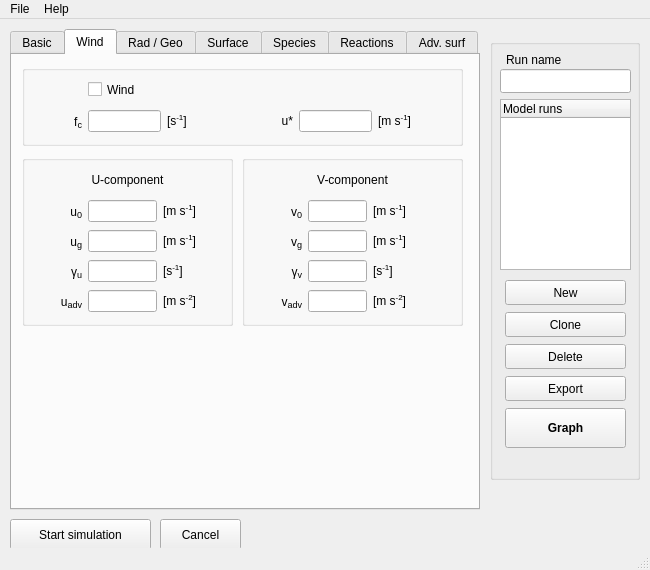
First picture: the form in mainwindow.ui, repository classmodel/modelgui, before the edit.
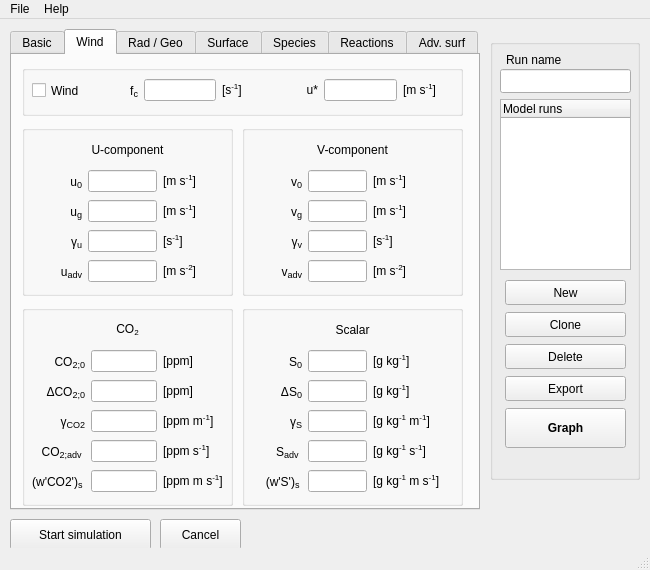
Second picture: the form after the edit. The open tabs and pages were chosen to show the change.

Commit message: added CO2/scalar to interface, coupled to input/output/saving/loading

What changed in the file:
```diff
--- a/mainwindow.ui
+++ b/mainwindow.ui
@@ -987,7 +987,7 @@
       <property name="geometry">
        <rect>
         <x>10</x>
-        <y>100</y>
+        <y>70</y>
         <width>211</width>
         <height>171</height>
        </rect>
@@ -1181,7 +1181,7 @@
       <property name="geometry">
        <rect>
         <x>230</x>
-        <y>100</y>
+        <y>70</y>
         <width>221</width>
         <height>171</height>
        </rect>
@@ -1377,7 +1377,7 @@
         <x>10</x>
         <y>10</y>
         <width>441</width>
-        <height>81</height>
+        <height>51</height>
        </rect>
       </property>
       <property name="title">
@@ -1389,14 +1389,30 @@
          <x>10</x>
          <y>10</y>
          <width>421</width>
-         <height>61</height>
+         <height>31</height>
         </rect>
        </property>
-       <layout class="QGridLayout" name="wind_general_grid" columnminimumwidth="50,0,60,60,0,75">
+       <layout class="QGridLayout" name="wind_general_grid" columnminimumwidth="70,30,60,60,30,60,50">
         <property name="sizeConstraint">
          <enum>QLayout::SetMinimumSize</enum>
         </property>
-        <item row="1" column="0">
+        <item row="0" column="0">
+         <widget class="QCheckBox" name="sw_wind">
+          <property name="minimumSize">
+           <size>
+            <width>0</width>
+            <height>25</height>
+           </size>
+          </property>
+          <property name="toolTip">
+           <string>prognostic wind switch</string>
+          </property>
+          <property name="text">
+           <string>Wind</string>
+          </property>
+         </widget>
+        </item>
+        <item row="0" column="1">
          <widget class="QLabel" name="label_wind_fc">
           <property name="toolTip">
            <string/>
@@ -1409,7 +1425,7 @@
           </property>
          </widget>
         </item>
-        <item row="1" column="1">
+        <item row="0" column="2">
          <widget class="QLineEdit" name="input_wind_fc">
           <property name="toolTip">
            <string>coriolis parameter</string>
@@ -1419,7 +1435,7 @@
           </property>
          </widget>
         </item>
-        <item row="1" column="2">
+        <item row="0" column="3">
          <widget class="QLabel" name="unitlabel_wind_fc">
           <property name="toolTip">
            <string/>
@@ -1432,23 +1448,7 @@
           </property>
          </widget>
         </item>
-        <item row="0" column="1" colspan="2">
-         <widget class="QCheckBox" name="sw_wind">
-          <property name="minimumSize">
-           <size>
-            <width>0</width>
-            <height>25</height>
-           </size>
-          </property>
-          <property name="toolTip">
-           <string>prognostic wind switch</string>
-          </property>
-          <property name="text">
-           <string>Wind</string>
-          </property>
-         </widget>
-        </item>
-        <item row="1" column="3">
+        <item row="0" column="4">
          <widget class="QLabel" name="label_wind_ustar">
           <property name="toolTip">
            <string/>
@@ -1461,7 +1461,7 @@
           </property>
          </widget>
         </item>
-        <item row="1" column="4">
+        <item row="0" column="5">
          <widget class="QLineEdit" name="input_wind_ustar">
           <property name="toolTip">
            <string>surface friction velocity</string>
@@ -1471,7 +1471,7 @@
           </property>
          </widget>
         </item>
-        <item row="1" column="5">
+        <item row="0" column="6">
          <widget class="QLabel" name="unitlabel_wind_ustar">
           <property name="toolTip">
            <string/>
@@ -1487,6 +1487,492 @@
        </layout>
       </widget>
      </widget>
+     <widget class="QGroupBox" name="scalar_group">
+      <property name="geometry">
+       <rect>
+        <x>230</x>
+        <y>250</y>
+        <width>221</width>
+        <height>201</height>
+       </rect>
+      </property>
+      <property name="title">
+       <string/>
+      </property>
+      <widget class="QWidget" name="gridLayoutWidget_16">
+       <property name="geometry">
+        <rect>
+         <x>10</x>
+         <y>10</y>
+         <width>201</width>
+         <height>185</height>
+        </rect>
+       </property>
+       <layout class="QGridLayout" name="scalar_grid" columnminimumwidth="50,0,80">
+        <item row="1" column="0">
+         <widget class="QLabel" name="label_sca_sca">
+          <property name="toolTip">
+           <string/>
+          </property>
+          <property name="text">
+           <string>&lt;html&gt;S&lt;span style=&quot; font-size:14px; vertical-align:sub;&quot;&gt;0&lt;/span&gt;&lt;/html&gt;</string>
+          </property>
+          <property name="alignment">
+           <set>Qt::AlignRight|Qt::AlignTrailing|Qt::AlignVCenter</set>
+          </property>
+         </widget>
+        </item>
+        <item row="2" column="0">
+         <widget class="QLabel" name="label_sca_dsca">
+          <property name="toolTip">
+           <string/>
+          </property>
+          <property name="text">
+           <string>&lt;html&gt;ΔS&lt;span style=&quot; font-size:14px; vertical-align:sub;&quot;&gt;0&lt;/span&gt;&lt;/html&gt;</string>
+          </property>
+          <property name="alignment">
+           <set>Qt::AlignRight|Qt::AlignTrailing|Qt::AlignVCenter</set>
+          </property>
+         </widget>
+        </item>
+        <item row="3" column="0">
+         <widget class="QLabel" name="label_sca_gammasca">
+          <property name="toolTip">
+           <string/>
+          </property>
+          <property name="text">
+           <string>&lt;html&gt;γ&lt;span style=&quot; font-size:14px; vertical-align:sub;&quot;&gt;S&lt;/span&gt;&lt;/html&gt;</string>
+          </property>
+          <property name="alignment">
+           <set>Qt::AlignRight|Qt::AlignTrailing|Qt::AlignVCenter</set>
+          </property>
+         </widget>
+        </item>
+        <item row="1" column="1">
+         <widget class="QLineEdit" name="input_sca_sca">
+          <property name="toolTip">
+           <string>initial mixed-layer potential temperature</string>
+          </property>
+          <property name="text">
+           <string/>
+          </property>
+          <property name="alignment">
+           <set>Qt::AlignRight|Qt::AlignTrailing|Qt::AlignVCenter</set>
+          </property>
+         </widget>
+        </item>
+        <item row="2" column="1">
+         <widget class="QLineEdit" name="input_sca_dsca">
+          <property name="toolTip">
+           <string>initial temperature jump at h</string>
+          </property>
+          <property name="text">
+           <string/>
+          </property>
+          <property name="alignment">
+           <set>Qt::AlignRight|Qt::AlignTrailing|Qt::AlignVCenter</set>
+          </property>
+         </widget>
+        </item>
+        <item row="3" column="1">
+         <widget class="QLineEdit" name="input_sca_gammasca">
+          <property name="toolTip">
+           <string>free atmosphere potential temperature lapse rate</string>
+          </property>
+          <property name="text">
+           <string/>
+          </property>
+          <property name="alignment">
+           <set>Qt::AlignRight|Qt::AlignTrailing|Qt::AlignVCenter</set>
+          </property>
+         </widget>
+        </item>
+        <item row="5" column="0">
+         <widget class="QLabel" name="label_sca_wsca">
+          <property name="toolTip">
+           <string/>
+          </property>
+          <property name="text">
+           <string>&lt;html&gt;(w'S')&lt;span style=&quot; font-size:14px; vertical-align:sub;&quot;&gt;s &lt;/span&gt;&lt;/html&gt;</string>
+          </property>
+          <property name="alignment">
+           <set>Qt::AlignRight|Qt::AlignTrailing|Qt::AlignVCenter</set>
+          </property>
+         </widget>
+        </item>
+        <item row="5" column="1">
+         <widget class="QLineEdit" name="input_sca_wsca">
+          <property name="toolTip">
+           <string>surface kinematic heat flux</string>
+          </property>
+          <property name="text">
+           <string/>
+          </property>
+          <property name="alignment">
+           <set>Qt::AlignRight|Qt::AlignTrailing|Qt::AlignVCenter</set>
+          </property>
+         </widget>
+        </item>
+        <item row="1" column="2">
+         <widget class="QLabel" name="unitlabel_sca_sca">
+          <property name="toolTip">
+           <string/>
+          </property>
+          <property name="text">
+           <string>&lt;html&gt;[g kg&lt;sup&gt;-1&lt;/sup&gt;]&lt;/html&gt;</string>
+          </property>
+          <property name="alignment">
+           <set>Qt::AlignLeading|Qt::AlignLeft|Qt::AlignVCenter</set>
+          </property>
+         </widget>
+        </item>
+        <item row="2" column="2">
+         <widget class="QLabel" name="unitlabel_sca_dsca">
+          <property name="toolTip">
+           <string/>
+          </property>
+          <property name="text">
+           <string>&lt;html&gt;[g kg&lt;sup&gt;-1&lt;/sup&gt;]&lt;/html&gt;</string>
+          </property>
+          <property name="alignment">
+           <set>Qt::AlignLeading|Qt::AlignLeft|Qt::AlignVCenter</set>
+          </property>
+         </widget>
+        </item>
+        <item row="3" column="2">
+         <widget class="QLabel" name="unitlabel_sca_gammasca">
+          <property name="toolTip">
+           <string/>
+          </property>
+          <property name="text">
+           <string>&lt;html&gt;[g kg&lt;sup&gt;-1&lt;/sup&gt; m&lt;sup&gt;-1&lt;/sup&gt;]&lt;/html&gt;</string>
+          </property>
+          <property name="alignment">
+           <set>Qt::AlignLeading|Qt::AlignLeft|Qt::AlignVCenter</set>
+          </property>
+         </widget>
+        </item>
+        <item row="5" column="2">
+         <widget class="QLabel" name="unitlabel_sca_wsca">
+          <property name="toolTip">
+           <string/>
+          </property>
+          <property name="text">
+           <string>&lt;html&gt;[g kg&lt;sup&gt;-1&lt;/sup&gt; m s&lt;sup&gt;-1&lt;/sup&gt;]&lt;/html&gt;</string>
+          </property>
+          <property name="alignment">
+           <set>Qt::AlignLeading|Qt::AlignLeft|Qt::AlignVCenter</set>
+          </property>
+         </widget>
+        </item>
+        <item row="0" column="0" colspan="3">
+         <widget class="QLabel" name="label_scalar">
+          <property name="minimumSize">
+           <size>
+            <width>0</width>
+            <height>25</height>
+           </size>
+          </property>
+          <property name="maximumSize">
+           <size>
+            <width>16777215</width>
+            <height>25</height>
+           </size>
+          </property>
+          <property name="text">
+           <string>Scalar</string>
+          </property>
+          <property name="alignment">
+           <set>Qt::AlignCenter</set>
+          </property>
+         </widget>
+        </item>
+        <item row="4" column="1">
+         <widget class="QLineEdit" name="input_sca_advsca">
+          <property name="toolTip">
+           <string>advection of heat</string>
+          </property>
+          <property name="text">
+           <string/>
+          </property>
+          <property name="alignment">
+           <set>Qt::AlignRight|Qt::AlignTrailing|Qt::AlignVCenter</set>
+          </property>
+         </widget>
+        </item>
+        <item row="4" column="0">
+         <widget class="QLabel" name="label_sca_advsca">
+          <property name="toolTip">
+           <string/>
+          </property>
+          <property name="text">
+           <string>&lt;html&gt;S&lt;span style=&quot; font-size:14px; vertical-align:sub;&quot;&gt;adv&lt;/span&gt;&lt;/html&gt;
+</string>
+          </property>
+          <property name="alignment">
+           <set>Qt::AlignRight|Qt::AlignTrailing|Qt::AlignVCenter</set>
+          </property>
+         </widget>
+        </item>
+        <item row="4" column="2">
+         <widget class="QLabel" name="unitlabel_sca_advsca">
+          <property name="toolTip">
+           <string/>
+          </property>
+          <property name="text">
+           <string>&lt;html&gt;[g kg&lt;sup&gt;-1&lt;/sup&gt; s&lt;sup&gt;-1&lt;/sup&gt;]&lt;/html&gt;</string>
+          </property>
+          <property name="alignment">
+           <set>Qt::AlignLeading|Qt::AlignLeft|Qt::AlignVCenter</set>
+          </property>
+         </widget>
+        </item>
+       </layout>
+      </widget>
+     </widget>
+     <widget class="QGroupBox" name="CO2_group">
+      <property name="geometry">
+       <rect>
+        <x>10</x>
+        <y>250</y>
+        <width>211</width>
+        <height>201</height>
+       </rect>
+      </property>
+      <property name="title">
+       <string/>
+      </property>
+      <widget class="QWidget" name="gridLayoutWidget_22">
+       <property name="geometry">
+        <rect>
+         <x>10</x>
+         <y>10</y>
+         <width>191</width>
+         <height>185</height>
+        </rect>
+       </property>
+       <layout class="QGridLayout" name="CO2_grid" columnminimumwidth="50,0,60">
+        <item row="1" column="0">
+         <widget class="QLabel" name="label_CO2_CO2">
+          <property name="toolTip">
+           <string/>
+          </property>
+          <property name="text">
+           <string>&lt;html&gt;CO&lt;span style=&quot; font-size:14px; vertical-align:sub;&quot;&gt;2;0&lt;/span&gt;&lt;/html&gt;</string>
+          </property>
+          <property name="alignment">
+           <set>Qt::AlignRight|Qt::AlignTrailing|Qt::AlignVCenter</set>
+          </property>
+         </widget>
+        </item>
+        <item row="2" column="0">
+         <widget class="QLabel" name="label_CO2_dCO2">
+          <property name="toolTip">
+           <string/>
+          </property>
+          <property name="text">
+           <string>&lt;html&gt;ΔCO&lt;span style=&quot; font-size:14px; vertical-align:sub;&quot;&gt;2;0&lt;/span&gt;&lt;/html&gt;</string>
+          </property>
+          <property name="alignment">
+           <set>Qt::AlignRight|Qt::AlignTrailing|Qt::AlignVCenter</set>
+          </property>
+         </widget>
+        </item>
+        <item row="3" column="0">
+         <widget class="QLabel" name="label_CO2_gammaCO2">
+          <property name="toolTip">
+           <string/>
+          </property>
+          <property name="text">
+           <string>&lt;html&gt;γ&lt;span style=&quot; font-size:14px; vertical-align:sub;&quot;&gt;CO2&lt;/span&gt;&lt;/html&gt;</string>
+          </property>
+          <property name="alignment">
+           <set>Qt::AlignRight|Qt::AlignTrailing|Qt::AlignVCenter</set>
+          </property>
+         </widget>
+        </item>
+        <item row="1" column="1">
+         <widget class="QLineEdit" name="input_CO2_CO2">
+          <property name="toolTip">
+           <string>initial mixed-layer potential temperature</string>
+          </property>
+          <property name="text">
+           <string/>
+          </property>
+          <property name="alignment">
+           <set>Qt::AlignRight|Qt::AlignTrailing|Qt::AlignVCenter</set>
+          </property>
+         </widget>
+        </item>
+        <item row="2" column="1">
+         <widget class="QLineEdit" name="input_CO2_dCO2">
+          <property name="toolTip">
+           <string>initial temperature jump at h</string>
+          </property>
+          <property name="text">
+           <string/>
+          </property>
+          <property name="alignment">
+           <set>Qt::AlignRight|Qt::AlignTrailing|Qt::AlignVCenter</set>
+          </property>
+         </widget>
+        </item>
+        <item row="3" column="1">
+         <widget class="QLineEdit" name="input_CO2_gammaCO2">
+          <property name="toolTip">
+           <string>free atmosphere potential temperature lapse rate</string>
+          </property>
+          <property name="text">
+           <string/>
+          </property>
+          <property name="alignment">
+           <set>Qt::AlignRight|Qt::AlignTrailing|Qt::AlignVCenter</set>
+          </property>
+         </widget>
+        </item>
+        <item row="5" column="0">
+         <widget class="QLabel" name="label_CO2_wCO2">
+          <property name="toolTip">
+           <string/>
+          </property>
+          <property name="text">
+           <string>&lt;html&gt;(w'CO2')&lt;span style=&quot; font-size:14px; vertical-align:sub;&quot;&gt;s &lt;/span&gt;&lt;/html&gt;</string>
+          </property>
+          <property name="alignment">
+           <set>Qt::AlignRight|Qt::AlignTrailing|Qt::AlignVCenter</set>
+          </property>
+         </widget>
+        </item>
+        <item row="5" column="1">
+         <widget class="QLineEdit" name="input_CO2_wCO2">
+          <property name="toolTip">
+           <string>surface kinematic heat flux</string>
+          </property>
+          <property name="text">
+           <string/>
+          </property>
+          <property name="alignment">
+           <set>Qt::AlignRight|Qt::AlignTrailing|Qt::AlignVCenter</set>
+          </property>
+         </widget>
+        </item>
+        <item row="1" column="2">
+         <widget class="QLabel" name="unitlabel_CO2_CO2">
+          <property name="toolTip">
+           <string/>
+          </property>
+          <property name="text">
+           <string>&lt;html&gt;[ppm]&lt;/html&gt;</string>
+          </property>
+          <property name="alignment">
+           <set>Qt::AlignLeading|Qt::AlignLeft|Qt::AlignVCenter</set>
+          </property>
+         </widget>
+        </item>
+        <item row="2" column="2">
+         <widget class="QLabel" name="unitlabel_CO2_dCO2">
+          <property name="toolTip">
+           <string/>
+          </property>
+          <property name="text">
+           <string>&lt;html&gt;[ppm]&lt;/html&gt;</string>
+          </property>
+          <property name="alignment">
+           <set>Qt::AlignLeading|Qt::AlignLeft|Qt::AlignVCenter</set>
+          </property>
+         </widget>
+        </item>
+        <item row="3" column="2">
+         <widget class="QLabel" name="unitlabel_CO2_gammaCO2">
+          <property name="toolTip">
+           <string/>
+          </property>
+          <property name="text">
+           <string>&lt;html&gt;[ppm m&lt;sup&gt;-1&lt;/sup&gt;]&lt;/html&gt;</string>
+          </property>
+          <property name="alignment">
+           <set>Qt::AlignLeading|Qt::AlignLeft|Qt::AlignVCenter</set>
+          </property>
+         </widget>
+        </item>
+        <item row="5" column="2">
+         <widget class="QLabel" name="unitlabel_CO2_wCO2">
+          <property name="toolTip">
+           <string/>
+          </property>
+          <property name="text">
+           <string>&lt;html&gt;[ppm m s&lt;sup&gt;-1&lt;/sup&gt;]&lt;/html&gt;</string>
+          </property>
+          <property name="alignment">
+           <set>Qt::AlignLeading|Qt::AlignLeft|Qt::AlignVCenter</set>
+          </property>
+         </widget>
+        </item>
+        <item row="0" column="0" colspan="3">
+         <widget class="QLabel" name="label_CO2">
+          <property name="minimumSize">
+           <size>
+            <width>0</width>
+            <height>25</height>
+           </size>
+          </property>
+          <property name="maximumSize">
+           <size>
+            <width>16777215</width>
+            <height>25</height>
+           </size>
+          </property>
+          <property name="text">
+           <string>&lt;html&gt;CO&lt;sub&gt;2&lt;/sub&gt;&lt;/html</string>
+          </property>
+          <property name="alignment">
+           <set>Qt::AlignCenter</set>
+          </property>
+         </widget>
+        </item>
+        <item row="4" column="1">
+         <widget class="QLineEdit" name="input_CO2_CO2adv">
+          <property name="toolTip">
+           <string>advection of heat</string>
+          </property>
+          <property name="text">
+           <string/>
+          </property>
+          <property name="alignment">
+           <set>Qt::AlignRight|Qt::AlignTrailing|Qt::AlignVCenter</set>
+          </property>
+         </widget>
+        </item>
+        <item row="4" column="0">
+         <widget class="QLabel" name="label_CO2_C02adv">
+          <property name="toolTip">
+           <string/>
+          </property>
+          <property name="text">
+           <string>&lt;html&gt;CO&lt;span style=&quot; font-size:14px; vertical-align:sub;&quot;&gt;2;adv&lt;/span&gt;&lt;/html&gt;
+</string>
+          </property>
+          <property name="alignment">
+           <set>Qt::AlignRight|Qt::AlignTrailing|Qt::AlignVCenter</set>
+          </property>
+         </widget>
+        </item>
+        <item row="4" column="2">
+         <widget class="QLabel" name="unitlabel_CO2_CO2adv">
+          <property name="toolTip">
+           <string/>
+          </property>
+          <property name="text">
+           <string>&lt;html&gt;[ppm s&lt;sup&gt;-1&lt;/sup&gt;]&lt;/html&gt;</string>
+          </property>
+          <property name="alignment">
+           <set>Qt::AlignLeading|Qt::AlignLeft|Qt::AlignVCenter</set>
+          </property>
+         </widget>
+        </item>
+       </layout>
+      </widget>
+     </widget>
     </widget>
     <widget class="QWidget" name="radiationTab">
      <attribute name="title">
```
Left out of the diff: 57 changed lines with no effect on the pictures. The commit also changes 3 other files.
